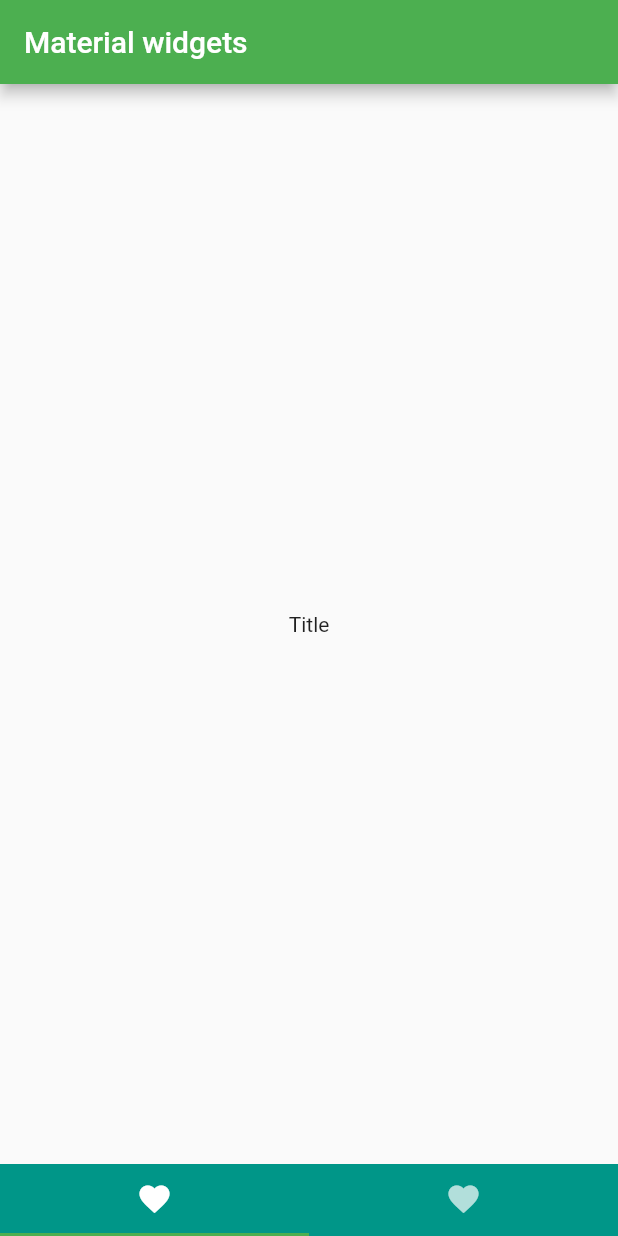
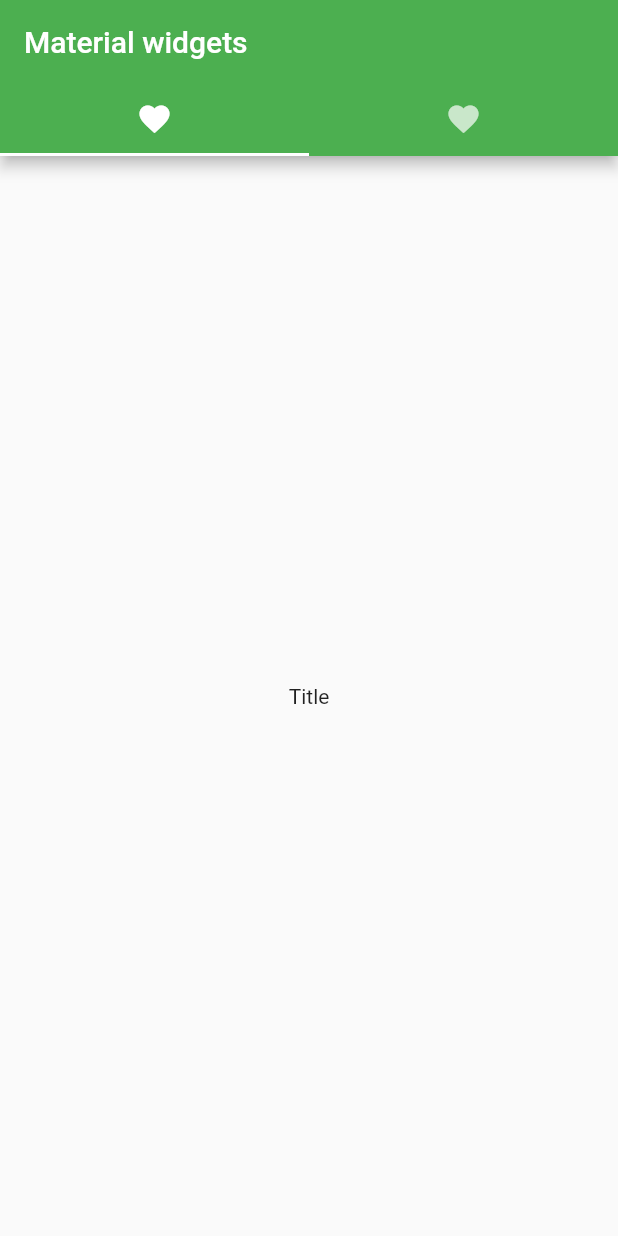
Before and after one commit to Aman9026/MaterialWidgetExamples, a Flutter app: the screen it shows after launch, on a phone screen of 412 x 824 dp. Run offline on Flutter 3.47's test engine with Material 2 defaults, Android fonts, the phone set to English and light mode, and no system bars.

Commit message:
implemented tab bar

```diff
--- a/lib/main.dart
+++ b/lib/main.dart
@@ -50,14 +50,7 @@ class _HomePageState extends State<HomePage>
     return Scaffold(
       appBar: new AppBar(
         title: new Text("Material widgets"),
-      ),
-      body: new TabBarView(
-        children: <Widget>[new NewPage("First"), new NewPage("Second")],
-        controller: tabController,
-      ),
-      bottomNavigationBar: new Material(
-        color: Colors.teal,
-        child: new TabBar(controller: tabController, tabs: <Widget>[
+        bottom: new TabBar(controller: tabController, tabs: <Widget>[
           new Tab(
             icon: new Icon(Icons.favorite),
           ),
@@ -65,6 +58,10 @@ class _HomePageState extends State<HomePage>
             icon: new Icon(Icons.favorite),
           )
         ]),
+      ),
+      body: new TabBarView(
+        children: <Widget>[new NewPage("First"), new NewPage("Second")],
+        controller: tabController,
       ),
     );
   }
```
